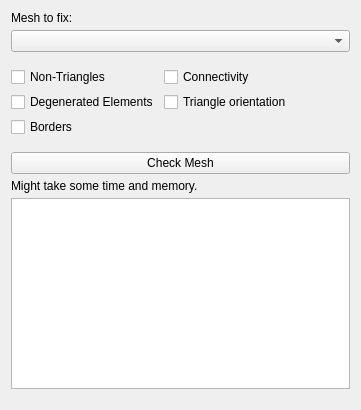
Above: src/view/meshcheck.ui from PeterZs/ShapeAnalyzer before the change. Below: the same form after it.
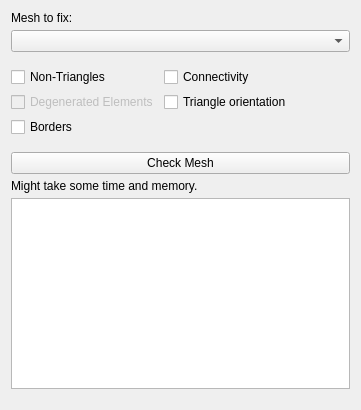
That is the form after the change.

What changed in the file:
```diff
--- a/src/view/meshcheck.ui
+++ b/src/view/meshcheck.ui
@@ -62,6 +62,9 @@
        </item>
        <item row="1" column="0">
         <widget class="QCheckBox" name="checkDegenerated">
+         <property name="enabled">
+          <bool>false</bool>
+         </property>
          <property name="text">
           <string>Degenerated Elements</string>
          </property>
```
